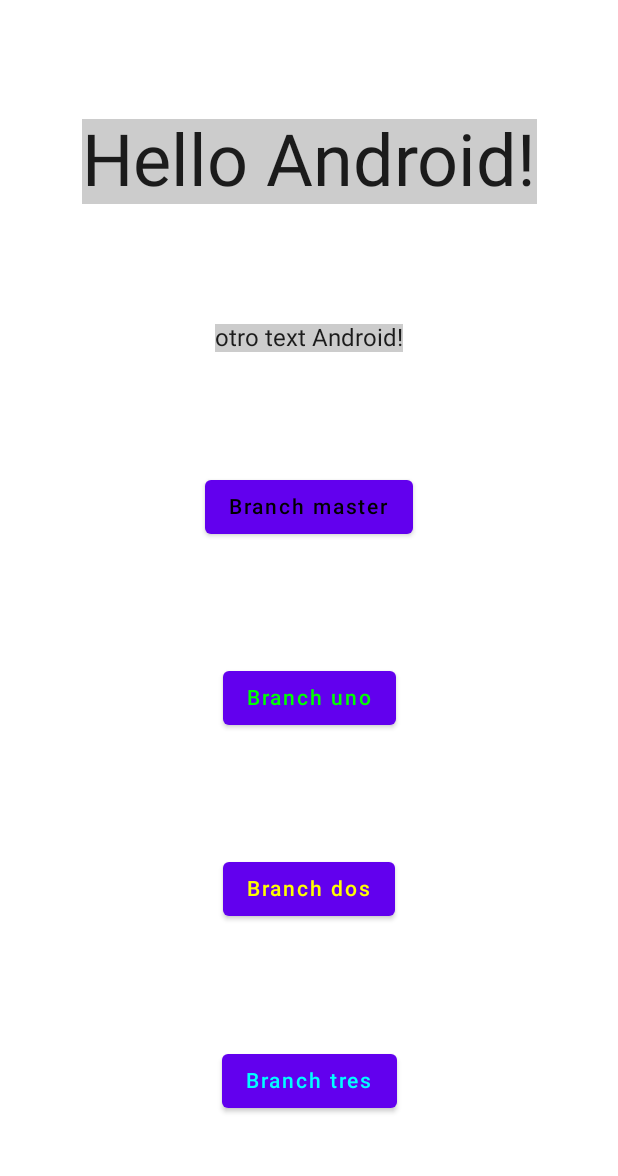
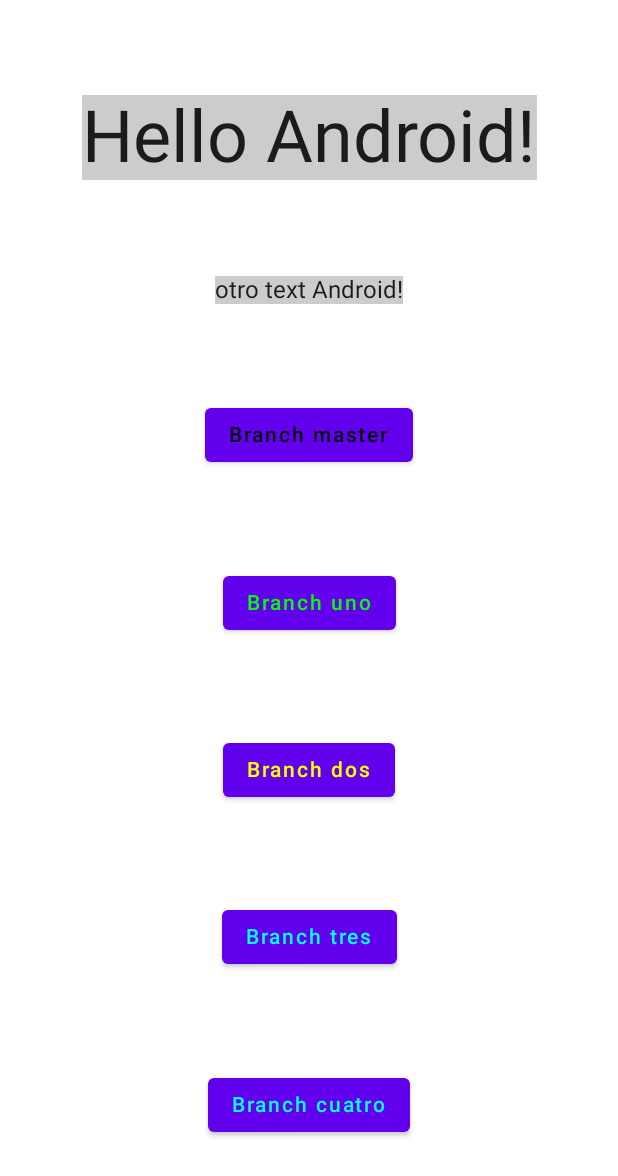
Before and after one commit to camarmadev/GitPruebas, an Android app built with Jetpack Compose: the screen it shows after launch (MainActivity), on a phone screen of 412 x 824 dp. Shown: the top 1176 px of the screen. Run offline under Robolectric (Android 15) with nearby library versions, the phone set to English and light mode, and no system bars.

Commit message:
branch cuatro, añado el boton y le cambio el texto

```diff
--- a/app/src/main/java/com/javidev/gitpruebasjavikidoandroid/MainActivity.kt
+++ b/app/src/main/java/com/javidev/gitpruebasjavikidoandroid/MainActivity.kt
@@ -63,6 +63,10 @@ fun Greeting(name: String) {
             Text(text = "Branch tres", color = Color.Cyan)
         }
 
+        Button(onClick = { /*TODO*/ }) {
+            Text(text = "Branch cuatro", color = Color.Cyan)
+        }
+
 
     }
 }
```
